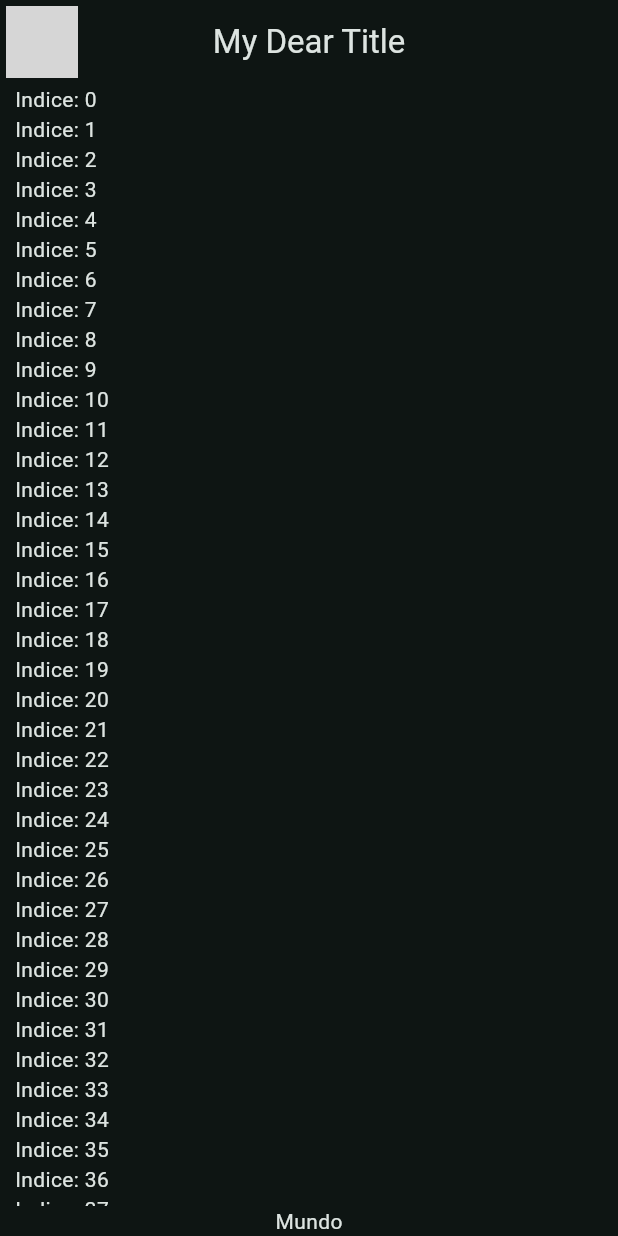
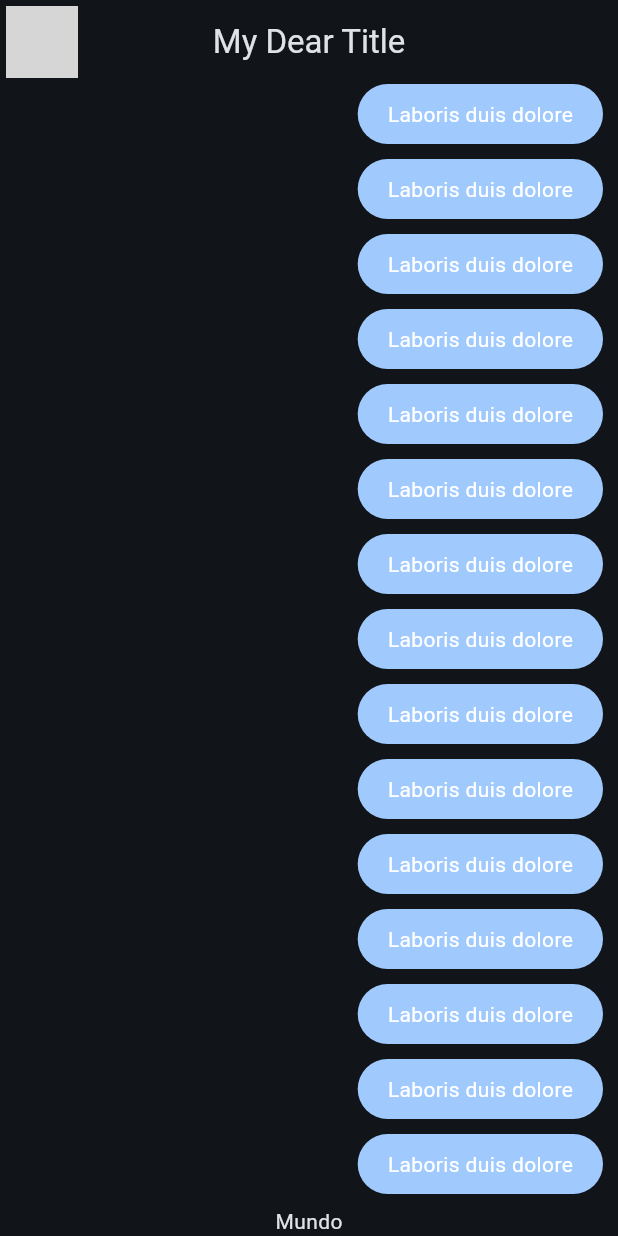
Before and after one commit to jonamx13/yes_no_app, a Flutter app: the screen it shows after launch, on a phone screen of 412 x 824 dp. Run offline on Flutter 3.47's test engine with Material 3 defaults, Android fonts, the phone set to English and light mode, and no system bars; network calls fail; grey boxes are pictures that could not be loaded.

Commit message:
My messaege bubble

```diff
--- a/lib/main.dart
+++ b/lib/main.dart
@@ -1,6 +1,6 @@
 import 'package:flutter/material.dart';
 import 'package:yes_no_app/config/theme/app_theme.dart';
-import 'package:yes_no_app/presentation/chat/chat_screen.dart';
+import 'package:yes_no_app/presentation/screens/chat/chat_screen.dart';
 
 void main() => runApp(const MyApp());
 
@@ -12,7 +12,7 @@ class MyApp extends StatelessWidget {
     return MaterialApp(
       title: 'Yes No App',
       debugShowCheckedModeBanner: false,
-      theme: AppTheme(selectedColor: 2).theme(),
+      theme: AppTheme(selectedColor: 1).theme(),
       home: const ChatScreen()
     );
   }
--- a/lib/presentation/chat/chat_screen.dart
+++ b/lib/presentation/screens/chat/chat_screen.dart
@@ -1,4 +1,5 @@
 import 'package:flutter/material.dart';
+import 'package:yes_no_app/presentation/widgets/chat/my_message_bubble.dart';
 
 class ChatScreen extends StatelessWidget {
   const ChatScreen({super.key});
@@ -33,7 +34,7 @@ class _ChatView extends StatelessWidget {
             Expanded(child: ListView.builder(
               itemCount: 100,
               itemBuilder: (context, index) {
-              return Text('Indice: $index');
+              return const MyMessageBubble();
             })),
             Text('Mundo')
           ],
--- /dev/null
+++ b/lib/presentation/widgets/chat/my_message_bubble.dart
@@ -0,0 +1,29 @@
+import 'package:flutter/material.dart';
+
+class MyMessageBubble extends StatelessWidget {
+  const MyMessageBubble({super.key});
+
+  @override
+  Widget build(BuildContext context) {
+
+    final colors = Theme.of(context).colorScheme;
+
+    return Column(
+      crossAxisAlignment: CrossAxisAlignment.end,
+      children: [
+        Container(
+          decoration: BoxDecoration(
+          color: colors.primary, borderRadius: BorderRadius.circular(20)),
+          child: const Padding(
+            padding: EdgeInsets.symmetric(horizontal: 20, vertical: 10),
+            child: Text(
+              'Laboris duis dolore',
+              style: TextStyle(color: Colors.white),
+            ),
+          ),
+        ),
+        const SizedBox(height: 10)
+      ],
+    );
+  }
+}
```
